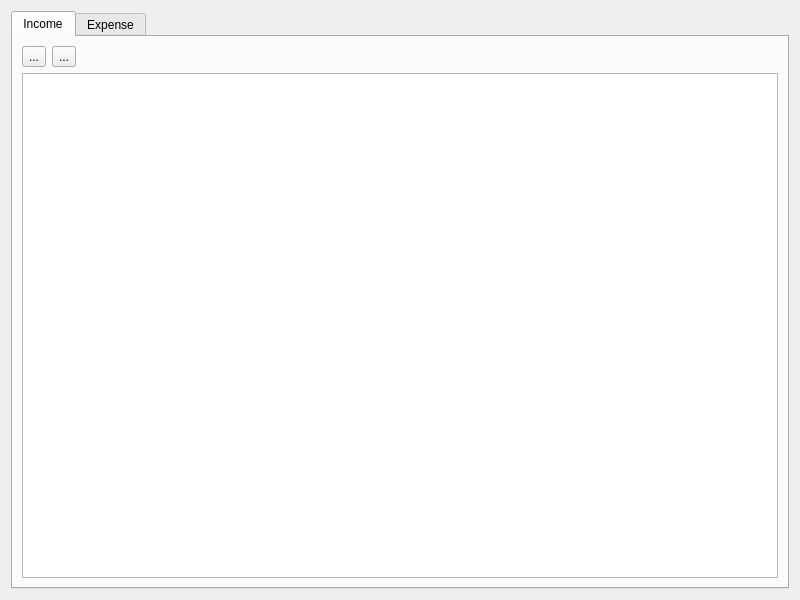
Qt form src/views/ui_files/reports/category_report.ui (JakubFranek/Kapytal) before a commit.
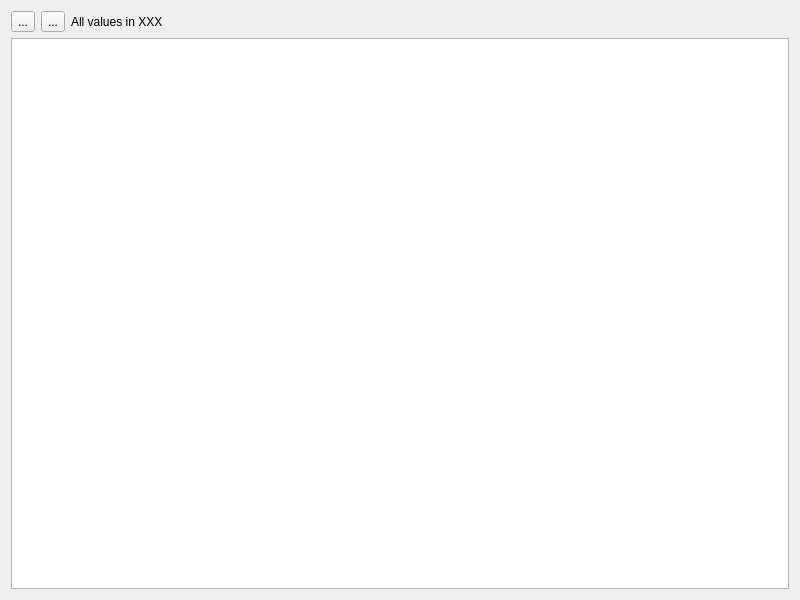
The same form after that commit.

Commit message: Remake Category and Attribute reports

Diff of the .ui file:
```diff
--- a/src/views/ui_files/reports/category_report.ui
+++ b/src/views/ui_files/reports/category_report.ui
@@ -19,98 +19,48 @@
   <property name="locale">
    <locale language="English" country="UnitedKingdom"/>
   </property>
-  <layout class="QHBoxLayout" name="horizontalLayout" stretch="1">
+  <layout class="QHBoxLayout" name="horizontalLayout">
    <item>
-    <widget class="QTabWidget" name="tabWidget">
-     <property name="currentIndex">
-      <number>0</number>
+    <widget class="QSplitter" name="splitter">
+     <property name="frameShape">
+      <enum>QFrame::NoFrame</enum>
      </property>
-     <widget class="QWidget" name="incomeTab">
-      <attribute name="title">
-       <string>Income</string>
-      </attribute>
-      <layout class="QHBoxLayout" name="incomeTabHorizontalLayout">
-       <item>
+     <property name="lineWidth">
+      <number>1</number>
+     </property>
+     <property name="orientation">
+      <enum>Qt::Horizontal</enum>
+     </property>
+     <widget class="QWidget" name="">
         <layout class="QVBoxLayout" name="verticalLayout">
          <item>
-          <layout class="QHBoxLayout" name="incomeTabTreeControlsHorizontalLayout">
+        <layout class="QHBoxLayout" name="treeControlsHorizontalLayout">
            <item>
-            <widget class="QToolButton" name="incomeExpandAllToolButton">
+          <widget class="QToolButton" name="expandAllToolButton">
              <property name="text">
               <string>...</string>
              </property>
             </widget>
            </item>
            <item>
-            <widget class="QToolButton" name="incomeCollapseAllToolButton">
+          <widget class="QToolButton" name="collapseAllToolButton">
              <property name="text">
               <string>...</string>
              </property>
             </widget>
            </item>
            <item>
-            <spacer name="incomeHorizontalSpacer">
-             <property name="orientation">
-              <enum>Qt::Horizontal</enum>
-             </property>
-             <property name="sizeHint" stdset="0">
-              <size>
-               <width>40</width>
-               <height>20</height>
-              </size>
-             </property>
-            </spacer>
-           </item>
-          </layout>
-         </item>
-         <item>
-          <widget class="QTreeView" name="incomeTreeView">
-           <property name="sizePolicy">
-            <sizepolicy hsizetype="MinimumExpanding" vsizetype="Expanding">
-             <horstretch>0</horstretch>
-             <verstretch>0</verstretch>
-            </sizepolicy>
-           </property>
-           <property name="sizeAdjustPolicy">
-            <enum>QAbstractScrollArea::AdjustToContents</enum>
-           </property>
-           <property name="sortingEnabled">
-            <bool>true</bool>
-           </property>
-           <attribute name="headerStretchLastSection">
-            <bool>false</bool>
-           </attribute>
-          </widget>
-         </item>
-        </layout>
-       </item>
-      </layout>
-     </widget>
-     <widget class="QWidget" name="expenseTab">
-      <attribute name="title">
-       <string>Expense</string>
-      </attribute>
-      <layout class="QHBoxLayout" name="expenseTabHorizontalLayout">
-       <item>
-        <layout class="QVBoxLayout" name="expenseTabVerticalLayout">
-         <item>
-          <layout class="QHBoxLayout" name="expenseTabTreeControlsHorizontalLayout">
-           <item>
-            <widget class="QToolButton" name="expenseExpandAllToolButton">
+          <widget class="QLabel" name="currencyNoteLabel">
              <property name="text">
-              <string>...</string>
-             </property>
-            </widget>
-           </item>
-           <item>
-            <widget class="QToolButton" name="expenseCollapseAllToolButton">
-             <property name="text">
-              <string>...</string>
+            <string>All values in XXX</string>
+           </property>
+           <property name="alignment">
+            <set>Qt::AlignLeading|Qt::AlignLeft|Qt::AlignVCenter</set>
              </property>
             </widget>
            </item>
            <item>
-            <spacer name="expenseHorizontalSpacer">
+          <spacer name="horizontalSpacer">
              <property name="orientation">
               <enum>Qt::Horizontal</enum>
              </property>
@@ -125,15 +75,15 @@
           </layout>
          </item>
          <item>
-          <widget class="QTreeView" name="expenseTreeView">
+        <widget class="QTreeView" name="treeView">
            <property name="sizePolicy">
-            <sizepolicy hsizetype="MinimumExpanding" vsizetype="Expanding">
+          <sizepolicy hsizetype="Expanding" vsizetype="Expanding">
              <horstretch>0</horstretch>
              <verstretch>0</verstretch>
             </sizepolicy>
            </property>
            <property name="sizeAdjustPolicy">
-            <enum>QAbstractScrollArea::AdjustToContents</enum>
+          <enum>QAbstractScrollArea::AdjustIgnored</enum>
            </property>
            <property name="sortingEnabled">
             <bool>true</bool>
@@ -144,28 +94,16 @@
           </widget>
          </item>
         </layout>
-       </item>
-      </layout>
      </widget>
     </widget>
    </item>
   </layout>
-  <action name="actionExpand_All_Income">
+  <action name="actionExpand_All">
    <property name="text">
     <string>Expand All</string>
    </property>
   </action>
-  <action name="actionExpand_All_Expense">
-   <property name="text">
-    <string>Expand All</string>
-   </property>
-  </action>
-  <action name="actionCollapse_All_Income">
-   <property name="text">
-    <string>Collapse All</string>
-   </property>
-  </action>
-  <action name="actionCollapse_All_Expense">
+  <action name="actionCollapse_All">
    <property name="text">
     <string>Collapse All</string>
    </property>
```
Lines whose indentation alone changed are shown as unchanged. The commit also changes 28 other files.
